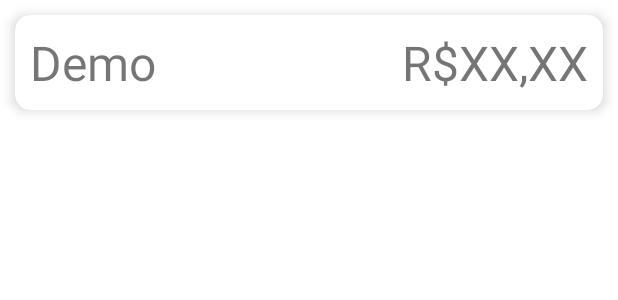
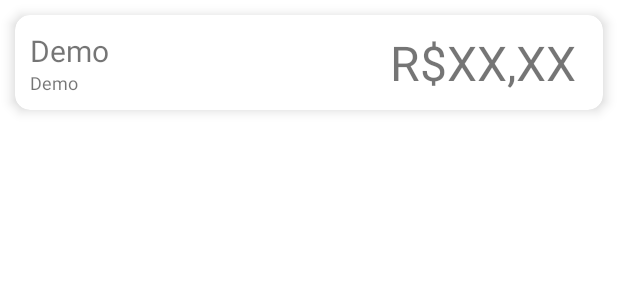
Before and after one commit to tmmarquess/Financial-Support, an Android app: the layout spent_item.xml on its own in the app's theme, with its tools: preview values and no code run, on a phone screen of 412 x 824 dp. Shown: the top 300 px of the screen. Run offline under Robolectric (Android 15) with nearby library versions, the phone set to English and light mode, and no system bars.

Commit message:
Adding data do recyclerview and creating connection with DB

```diff
--- a/app/src/main/java/com/financial/support/AddSpentActivity.java
+++ b/app/src/main/java/com/financial/support/AddSpentActivity.java
@@ -80,8 +80,11 @@ public class AddSpentActivity extends AppCompatActivity {
                 } catch (ParseException e) {
                     save_date = null;
                 }
-                TransactionType type = binding.type.getSelectedItem().toString() == "Income" ? TransactionType.Income : TransactionType.Outcome;
+                TransactionType type = binding.type.getSelectedItem().toString().equals("Income") ? TransactionType.Income : TransactionType.Outcome;
 
+                if(value == 0 || description.isEmpty()){
+                    finish();
+                }
                 Transaction newTransaction = new Transaction(value, description, category, save_date, type);
 
                 replyIntent.putExtra("newTransaction", newTransaction);
--- a/app/src/main/res/layout/spent_item.xml
+++ b/app/src/main/res/layout/spent_item.xml
@@ -1,8 +1,9 @@
 <?xml version="1.0" encoding="utf-8"?>
 <androidx.cardview.widget.CardView xmlns:android="http://schemas.android.com/apk/res/android"
+    xmlns:app="http://schemas.android.com/apk/res-auto"
+    xmlns:tools="http://schemas.android.com/tools"
     android:layout_width="match_parent"
     android:layout_height="wrap_content"
-    xmlns:app="http://schemas.android.com/apk/res-auto"
     android:layout_margin="10dp"
     app:cardCornerRadius="10dp"
     app:cardElevation="5dp"
@@ -12,22 +13,38 @@
         android:layout_width="match_parent"
         android:layout_height="wrap_content"
         android:orientation="horizontal">
-        <TextView
-            android:id="@+id/descText"
-            android:layout_width="0dp"
-            android:layout_weight="1"
-            android:layout_height="wrap_content"
-            android:text="Demo"
-            android:textSize="32sp">
-        </TextView>
+
+        <LinearLayout
+            android:layout_width="240dp"
+            android:layout_height="match_parent"
+            android:orientation="vertical">
+
+            <TextView
+                android:id="@+id/descText"
+                android:layout_width="match_parent"
+                android:layout_height="50dp"
+                android:layout_weight="1"
+                android:text="Demo"
+                android:textSize="20sp"
+                tools:ignore="Suspicious0dp" />
+
+            <TextView
+                android:id="@+id/dateText"
+                android:layout_width="match_parent"
+                android:layout_height="40dp"
+                android:layout_weight="1"
+                android:text="Demo"
+                android:textSize="12sp"
+                tools:ignore="Suspicious0dp" />
+        </LinearLayout>
+
         <TextView
             android:id="@+id/price"
             android:layout_width="wrap_content"
             android:layout_height="wrap_content"
+            android:layout_gravity="center_vertical"
             android:text="R$XX,XX"
-            android:textSize="32sp"
-            android:layout_gravity="center_vertical">
-        </TextView>
-        </LinearLayout>
+            android:textSize="32sp"></TextView>
+    </LinearLayout>
 
 </androidx.cardview.widget.CardView>
```
Also changed, not shown: app/src/main/java/com/financial/support/AppDatabase.java (+5 -2 lines), app/src/main/java/com/financial/support/SpentAdapter.java (+16 -1 lines), app/src/main/java/com/financial/support/dao/TransactionDAO.java (added, +23 -0 lines), app/src/main/java/com/financial/support/repository/TransactionRepository.java (added, +37 -0 lines), app/src/main/java/com/financial/support/ui/home/HomeFragment.java (+16 -2 lines).
